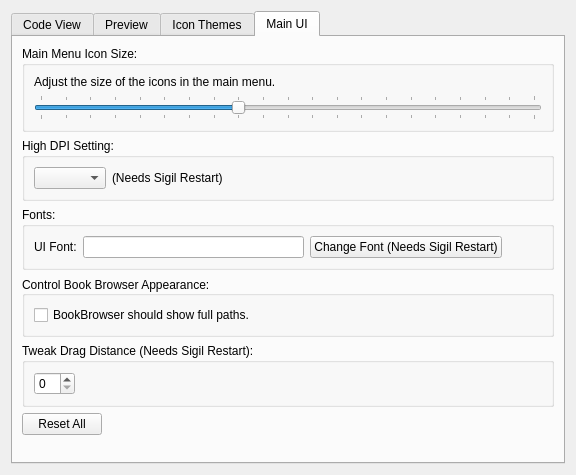
Sigil-Ebook/Sigil, file src/Form_Files/PAppearanceWidget.ui: the form before one commit.
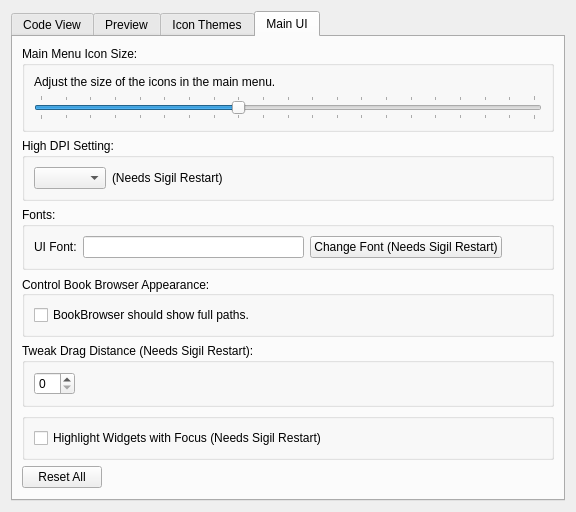
The form after the commit. The open tabs and pages were chosen to show the change.

Commit message: Add unconnected ui.chkFocusDec gui pref [deploy]

```diff
--- a/src/Form_Files/PAppearanceWidget.ui
+++ b/src/Form_Files/PAppearanceWidget.ui
@@ -728,6 +728,25 @@
          </layout>
         </widget>
        </item>
+       <item>
+        <widget class="QGroupBox" name="groupBox_Focus">
+         <property name="title">
+          <string/>
+         </property>
+         <layout class="QHBoxLayout" name="focusLayout">
+          <item>
+           <widget class="QCheckBox" name="chkFocusDec">
+            <property name="text">
+             <string>Highlight Widgets with Focus (Needs Sigil Restart)</string>
+            </property>
+            <property name="toolTip">
+             <string>Show colored border around Widgets when they have focus</string>
+            </property>
+           </widget>
+          </item>
+         </layout>
+        </widget>
+       </item>
        <item>
         <layout class="QHBoxLayout" name="horizontalLayoutReset">
          <item>
```
